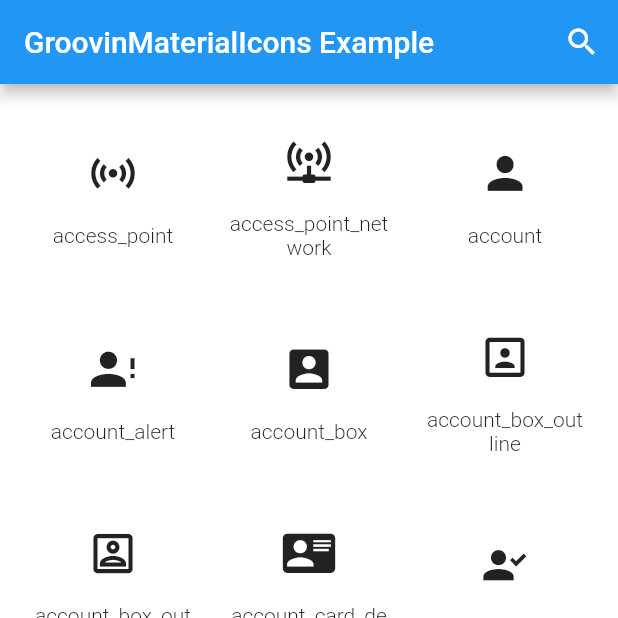
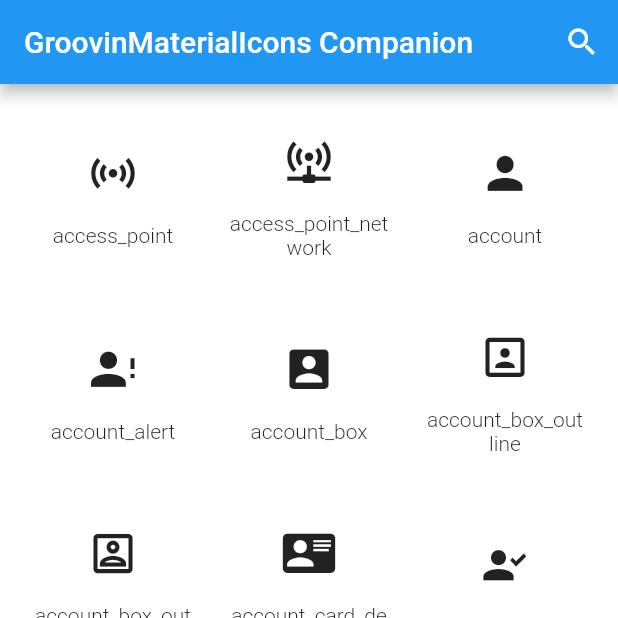
Before and after one commit to GroovinChip/groovin_material_icons, a Flutter app: the screen it shows after launch, on a phone screen of 412 x 824 dp, the top half of it. Run offline on Flutter 3.47's test engine with Material 2 defaults, Android fonts, the phone set to English and light mode, and no system bars; missing offline and left inert: draggable_scrollbar.

Commit message:
Update example

```diff
--- a/example/lib/main.dart
+++ b/example/lib/main.dart
@@ -18,7 +18,7 @@ class MyApp extends StatelessWidget {
       theme: ThemeData(
         primarySwatch: Colors.blue,
       ),
-      home: MyHomePage(title: 'GroovinMaterialIcons Example'),
+      home: MyHomePage(title: 'GroovinMaterialIcons Companion'),
     );
   }
 }
--- a/pubspec.yaml
+++ b/pubspec.yaml
@@ -1,6 +1,6 @@
 name: groovin_material_icons
 description: A Flutter icons package that provides Material icons from both Google and the community.
-version: 1.1.2
+version: 1.1.3
 author: GroovinChip <groovinchip@gmail.com>
 homepage: https://github.com/GroovinChip/groovin_material_icons
 #---
```
Also changed, not shown: example/pubspec.lock, 4 other files.
